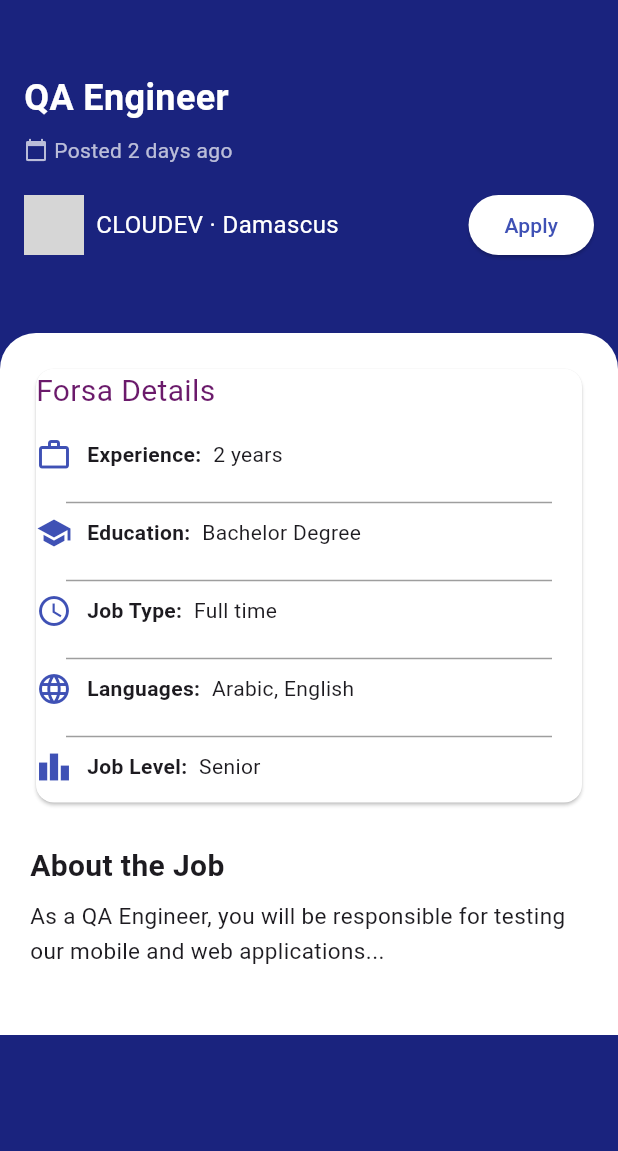
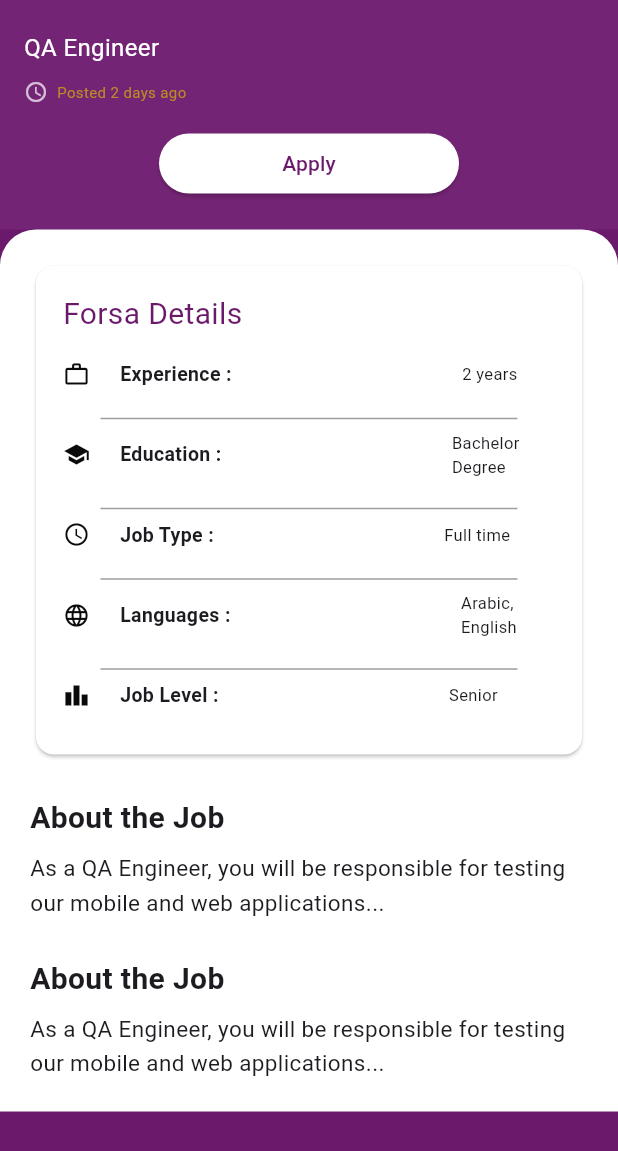
Before and after one commit to Sedraalsabagh/Forsa-Tech, a Flutter app: the screen it shows after launch, on a phone screen of 412 x 824 dp. Shown: the top 1151 px of the screen. Run offline on Flutter 3.47's test engine with Material 3 defaults, Android fonts, the phone set to English and light mode, and no system bars; our stand-ins replace animate_do, bloc, dio, equatable, file_picker, flutter_bloc and 5 more; grey boxes are pictures that could not be loaded.

Commit message:
add profile jobCard

```diff
--- a/lib/presentaion/screen/forsa_proflile.dart
+++ b/lib/presentaion/screen/forsa_proflile.dart
@@ -1,3 +1,4 @@
+import 'package:devloper_app/constants/Colors.dart';
 import 'package:devloper_app/presentaion/screen/widget/Forsa_Details.dart';
 import 'package:devloper_app/presentaion/screen/widget/OpportunityHeaderWidget.dart';
 import 'package:devloper_app/presentaion/screen/widget/about_the_job.dart';
@@ -9,7 +10,7 @@ class OpportunityDetailsScreen extends StatelessWidget {
   @override
   Widget build(BuildContext context) {
     return Scaffold(
-      backgroundColor: Colors.indigo[900],
+      backgroundColor: MyColors.myText,
       body: SingleChildScrollView(
         child: Column(
           children: [
@@ -43,6 +44,10 @@ class OpportunityDetailsScreen extends StatelessWidget {
                         "As a QA Engineer, you will be responsible for testing our mobile and web applications...",
                   ),
                   SizedBox(height: 24),
+                  AboutJobWidget(
+                    description:
+                        "As a QA Engineer, you will be responsible for testing our mobile and web applications...",
+                  ),
                 ],
               ),
             )
--- a/lib/presentaion/screen/widget/Forsa_Details.dart
+++ b/lib/presentaion/screen/widget/Forsa_Details.dart
@@ -21,6 +21,8 @@ class ForsaDetailsWidget extends StatelessWidget {
   Widget build(BuildContext context) {
     return Card(
       color: Colors.white,
+      child: Padding(
+        padding: const EdgeInsets.all(18.0),
         child: Column(
           crossAxisAlignment: CrossAxisAlignment.start,
           children: [
@@ -34,32 +36,33 @@ class ForsaDetailsWidget extends StatelessWidget {
             const Divider(
               color: Colors.grey,
               thickness: 1,
-            indent: 20,
-            endIndent: 20,
+              indent: 25,
+              endIndent: 25,
             ),
             infoRow(Icons.school, "Education", education),
             const Divider(
               color: Colors.grey,
               thickness: 1,
-            indent: 20,
-            endIndent: 20, //
+              indent: 25,
+              endIndent: 25, //
             ),
             infoRow(Icons.access_time, "Job Type", jobType),
             const Divider(
               color: Colors.grey,
               thickness: 1, //
-            indent: 20,
-            endIndent: 20,
+              indent: 25,
+              endIndent: 25,
             ),
             infoRow(Icons.language, "Languages", languages),
             const Divider(
               color: Colors.grey,
               thickness: 1,
-            indent: 20,
-            endIndent: 20,
+              indent: 25,
+              endIndent: 25,
             ),
             infoRow(Icons.leaderboard, "Job Level", level),
           ],
+        ),
       ),
     );
   }
@@ -70,11 +73,16 @@ Widget infoRow(IconData icon, String title, String value) {
     padding: const EdgeInsets.only(bottom: 12),
     child: Row(
       children: [
-        Icon(icon, color: Colors.indigo),
-        const SizedBox(width: 10),
-        Text("$title: ", style: const TextStyle(fontWeight: FontWeight.bold)),
-        const SizedBox(width: 4),
-        Expanded(child: Text(value)),
+        Icon(icon, size: 18, color: const Color.fromARGB(255, 10, 10, 10)),
+        const SizedBox(width: 20),
+        Text("$title : ",
+            style: const TextStyle(fontWeight: FontWeight.bold, fontSize: 13)),
+        const SizedBox(width: 150),
+        Expanded(
+            child: Text(
+          value,
+          style: TextStyle(fontSize: 11),
+        )),
       ],
     ),
   );
--- a/lib/presentaion/screen/widget/OpportunityHeaderWidget.dart
+++ b/lib/presentaion/screen/widget/OpportunityHeaderWidget.dart
@@ -1,3 +1,4 @@
+import 'package:devloper_app/constants/Colors.dart';
 import 'package:flutter/material.dart';
 
 class OpportunityHeaderWidget extends StatelessWidget {
@@ -19,44 +20,58 @@ class OpportunityHeaderWidget extends StatelessWidget {
   @override
   Widget build(BuildContext context) {
     return Container(
-      color: Colors.indigo[900],
-      padding: const EdgeInsets.symmetric(horizontal: 16, vertical: 48),
+      color: const Color.fromARGB(255, 116, 36, 116),
+      padding: const EdgeInsets.symmetric(horizontal: 16, vertical: 20),
       child: Column(
         crossAxisAlignment: CrossAxisAlignment.start,
         children: [
           Text(title,
               style: const TextStyle(
                   color: Colors.white,
-                  fontSize: 24,
-                  fontWeight: FontWeight.bold)),
-          const SizedBox(height: 8),
+                  fontSize: 16,
+                  fontWeight: FontWeight.normal)),
+          const SizedBox(height: 10),
           Row(
             children: [
-              const Icon(Icons.calendar_today, color: Colors.white70, size: 16),
-              const SizedBox(width: 4),
-              Text(postedDate, style: const TextStyle(color: Colors.white70)),
+              const Icon(Icons.schedule, color: Colors.white70, size: 16),
+              const SizedBox(width: 6),
+              Text(postedDate,
+                  style: const TextStyle(
+                      color: Color.fromARGB(179, 214, 183, 6), fontSize: 10)),
             ],
           ),
           const SizedBox(height: 16),
-          Row(
-            children: [
-              CircleAvatar(backgroundImage: NetworkImage(logoUrl)),
-              const SizedBox(width: 8),
-              Text(
-                "$companyName · $location",
-                style: const TextStyle(color: Colors.white, fontSize: 16),
-              ),
-              const Spacer(),
-              ElevatedButton(
-                onPressed: () {},
-                style: ElevatedButton.styleFrom(backgroundColor: Colors.white),
-                child:
-                    const Text("Apply", style: TextStyle(color: Colors.indigo)),
-              ),
-            ],
+          Container(
+            child: Row(
+              mainAxisAlignment: MainAxisAlignment.center,
+              children: [
+                ElevatedButton(
+                  onPressed: () {},
+                  style: ElevatedButton.styleFrom(
+                    backgroundColor: Colors.white,
+                    minimumSize: Size(200, 40),
+                  ),
+                  child: const Text("Apply",
+                      style: TextStyle(color: MyColors.myText)),
+                ),
+              ],
+            ),
           ),
         ],
       ),
     );
   }
 }
+
+
+
+//  Row(
+//             children: [
+//               CircleAvatar(backgroundImage: NetworkImage(logoUrl)),
+//               const SizedBox(width: 8),
+//               Text(
+//                 "$companyName · $location",
+//                 style: const TextStyle(color: Colors.white, fontSize: 16),
+//               ),
+//               const Spacer(),
+//             ],
```
Also changed, not shown: 1 other file. Lines whose indentation alone changed are shown as unchanged.
